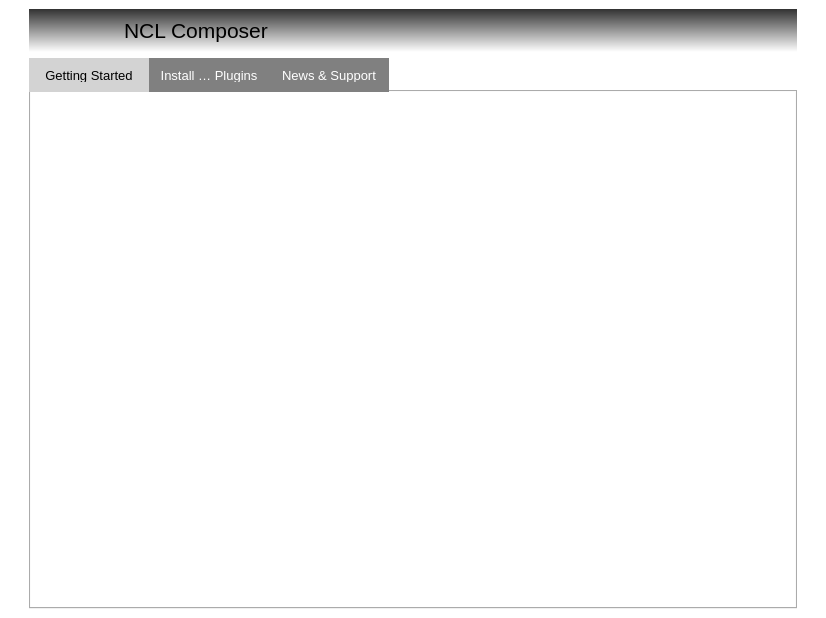
Above: composer-gui/ui/WelcomeWidget.ui from TeleMidia/nclcomposer before the change. Below: the same form after it.
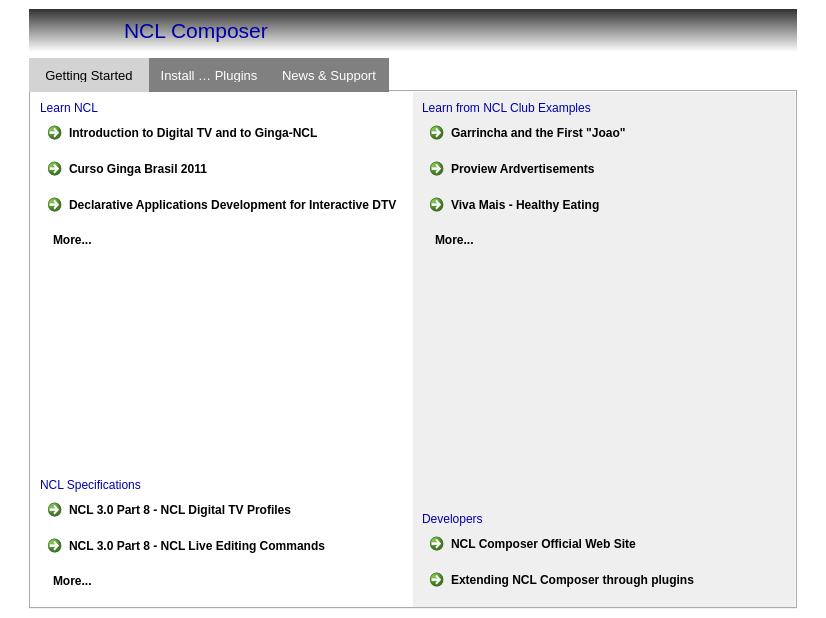
That is the form after the change. The open tabs and pages were chosen to show the change. Icons and pictures are not drawn.

Commit message:
[gui] maint: Fill Getting Started page from WelcomeWidget.
* include/WelcomeWidget.h: Likewise.
* src/WelcomeWidget.cpp: Likewise.
* ui/WelcomeWidget.ui: Likewise.
* Composer.pro: Remove unused file.
* images.qrc: Add NCL logo.
* images/ncl_logo.png: New file.

Diff of the .ui file:
```diff
--- a/composer-gui/ui/WelcomeWidget.ui
+++ b/composer-gui/ui/WelcomeWidget.ui
@@ -17,7 +17,11 @@
    <bool>false</bool>
   </property>
   <property name="styleSheet">
-   <string notr="true">#frame_3 {
+   <string notr="true">QLabel {
+	font: 12pt &quot;Arial&quot;;
+	color: rgb(0, 0, 171)
+}
+#frame_3 {
 	background-image: url(:/mainwindow/bg_gray);
     background-color:white;
     border: 0px;
@@ -46,15 +50,15 @@
 	background-color: white;
 }
 
-#tabWidgetPage1 {
+#pageGettingStarted {
 	background-color: white;
 }
 
-#tabWidgetPage2 {
+#pageInstallNewPlugins {
 	background-color: white;
 }
 
-#tabWidgetPage3 {
+#pageNewsAndSupport {
 	background-color: white;
 }
 
@@ -166,7 +170,7 @@
             <enum>QTabWidget::Rounded</enum>
            </property>
            <property name="currentIndex">
-            <number>1</number>
+            <number>0</number>
            </property>
            <property name="elideMode">
             <enum>Qt::ElideMiddle</enum>
@@ -180,78 +184,351 @@
            <property name="tabsClosable">
             <bool>false</bool>
            </property>
-           <widget class="QWidget" name="tabWidgetPage1">
+           <widget class="QWidget" name="pageGettingStarted">
             <attribute name="title">
              <string>Getting Started</string>
             </attribute>
-           </widget>
-           <widget class="QWidget" name="tabWidgetPage2">
-            <attribute name="title">
-             <string>Install New Plugins</string>
-            </attribute>
-           </widget>
-           <widget class="QWidget" name="tabWidgetPage3">
-            <attribute name="title">
-             <string>News &amp;&amp; Support</string>
-            </attribute>
-            <layout class="QGridLayout" name="gridLayout_2">
-             <item row="0" column="0">
-              <widget class="QCommandLinkButton" name="commandLinkButton_2">
-               <property name="text">
-                <string>CommandLinkButton</string>
+            <layout class="QHBoxLayout" name="horizontalLayout_3">
+             <property name="spacing">
+              <number>0</number>
+             </property>
+             <property name="margin">
+              <number>0</number>
+             </property>
+             <item>
+              <widget class="QFrame" name="frame_5">
+               <property name="sizePolicy">
+                <sizepolicy hsizetype="Preferred" vsizetype="Preferred">
+                 <horstretch>0</horstretch>
+                 <verstretch>0</verstretch>
+                </sizepolicy>
                </property>
+               <property name="autoFillBackground">
+                <bool>false</bool>
+               </property>
+               <property name="frameShape">
+                <enum>QFrame::NoFrame</enum>
+               </property>
+               <property name="frameShadow">
+                <enum>QFrame::Raised</enum>
+               </property>
+               <layout class="QFormLayout" name="formLayout_2">
+                <property name="fieldGrowthPolicy">
+                 <enum>QFormLayout::AllNonFixedFieldsGrow</enum>
+                </property>
+                <property name="verticalSpacing">
+                 <number>0</number>
+                </property>
+                <item row="1" column="0">
+                 <widget class="QLabel" name="label_4">
+                  <property name="text">
+                   <string>Learn NCL</string>
+                  </property>
+                  <property name="alignment">
+                   <set>Qt::AlignBottom|Qt::AlignLeading|Qt::AlignLeft</set>
+                  </property>
+                  <property name="wordWrap">
+                   <bool>false</bool>
+                  </property>
+                 </widget>
+                </item>
+                <item row="1" column="1">
+                 <widget class="QLabel" name="label_8">
+                  <property name="maximumSize">
+                   <size>
+                    <width>100</width>
+                    <height>50</height>
+                   </size>
+                  </property>
+                  <property name="text">
+                   <string/>
+                  </property>
+                  <property name="pixmap">
+                   <pixmap resource="../images.qrc">:/mainwindow/ncllogo</pixmap>
+                  </property>
+                  <property name="scaledContents">
+                   <bool>true</bool>
+                  </property>
+                 </widget>
+                </item>
+                <item row="2" column="0" colspan="2">
+                 <widget class="QCommandLinkButton" name="commandLinkButton_29">
+                  <property name="text">
+                   <string>Introduction to Digital TV and to Ginga-NCL</string>
+                  </property>
+                 </widget>
+                </item>
+                <item row="4" column="0" colspan="2">
+                 <widget class="QCommandLinkButton" name="commandLinkButton_6">
+                  <property name="sizePolicy">
+                   <sizepolicy hsizetype="Preferred" vsizetype="Maximum">
+                    <horstretch>0</horstretch>
+                    <verstretch>0</verstretch>
+                   </sizepolicy>
+                  </property>
+                  <property name="text">
+                   <string>Curso Ginga Brasil 2011</string>
+                  </property>
+                 </widget>
+                </item>
+                <item row="6" column="0" colspan="2">
+                 <widget class="QCommandLinkButton" name="commandLinkButton_9">
+                  <property name="text">
+                   <string>Declarative Applications Development for Interactive DTV</string>
+                  </property>
+                 </widget>
+                </item>
+                <item row="7" column="0">
+                 <widget class="QCommandLinkButton" name="commandLinkButton_30">
+                  <property name="sizePolicy">
+                   <sizepolicy hsizetype="Maximum" vsizetype="Preferred">
+                    <horstretch>0</horstretch>
+                    <verstretch>0</verstretch>
+                   </sizepolicy>
+                  </property>
+                  <property name="text">
+                   <string>More...</string>
+                  </property>
+                  <property name="iconSize">
+                   <size>
+                    <width>0</width>
+                    <height>0</height>
+                   </size>
+                  </property>
+                 </widget>
+                </item>
+                <item row="9" column="0">
+                 <spacer name="verticalSpacer">
+                  <property name="orientation">
+                   <enum>Qt::Vertical</enum>
+                  </property>
+                  <property name="sizeHint" stdset="0">
+                   <size>
+                    <width>20</width>
+                    <height>40</height>
+                   </size>
+                  </property>
+                 </spacer>
+                </item>
+                <item row="10" column="0" colspan="2">
+                 <widget class="QLabel" name="label_6">
+                  <property name="text">
+                   <string>NCL Specifications</string>
+                  </property>
+                 </widget>
+                </item>
+                <item row="11" column="0" colspan="2">
+                 <widget class="QCommandLinkButton" name="commandLinkButton_10">
+                  <property name="text">
+                   <string>NCL 3.0 Part 8 - NCL Digital TV Profiles</string>
+                  </property>
+                 </widget>
+                </item>
+                <item row="13" column="0" colspan="2">
+                 <widget class="QCommandLinkButton" name="commandLinkButton_11">
+                  <property name="text">
+                   <string>NCL 3.0 Part 8 - NCL Live Editing Commands</string>
+                  </property>
+                 </widget>
+                </item>
+                <item row="14" column="0">
+                 <widget class="QCommandLinkButton" name="commandLinkButton_31">
+                  <property name="sizePolicy">
+                   <sizepolicy hsizetype="Maximum" vsizetype="Maximum">
+                    <horstretch>0</horstretch>
+                    <verstretch>0</verstretch>
+                   </sizepolicy>
+                  </property>
+                  <property name="text">
+                   <string>More...</string>
+                  </property>
+                  <property name="iconSize">
+                   <size>
+                    <width>0</width>
+                    <height>0</height>
+                   </size>
+                  </property>
+                 </widget>
+                </item>
+               </layout>
               </widget>
              </item>
-             <item row="0" column="2" rowspan="2">
-              <widget class="QFrame" name="frame">
+             <item>
+              <widget class="QFrame" name="frame_6">
+               <property name="sizePolicy">
+                <sizepolicy hsizetype="Preferred" vsizetype="Preferred">
+                 <horstretch>0</horstretch>
+                 <verstretch>0</verstretch>
+                </sizepolicy>
+               </property>
+               <property name="autoFillBackground">
+                <bool>true</bool>
+               </property>
                <property name="frameShape">
                 <enum>QFrame::NoFrame</enum>
                </property>
                <property name="frameShadow">
-                <enum>QFrame::Sunken</enum>
+                <enum>QFrame::Raised</enum>
                </property>
-               <layout class="QFormLayout" name="formLayout">
+               <layout class="QFormLayout" name="formLayout_3">
                 <property name="fieldGrowthPolicy">
                  <enum>QFormLayout::AllNonFixedFieldsGrow</enum>
                 </property>
-                <item row="0" column="0">
+                <property name="verticalSpacing">
+                 <number>0</number>
+                </property>
+                <item row="12" column="0">
+                 <widget class="QLabel" name="label_7">
+                  <property name="text">
+                   <string>Learn from NCL Club Examples</string>
+                  </property>
+                  <property name="alignment">
+                   <set>Qt::AlignBottom|Qt::AlignLeading|Qt::AlignLeft</set>
+                  </property>
+                 </widget>
+                </item>
+                <item row="12" column="1">
                  <widget class="QLabel" name="label">
+                  <property name="maximumSize">
+                   <size>
+                    <width>100</width>
+                    <height>50</height>
+                   </size>
+                  </property>
+                  <property name="autoFillBackground">
+                   <bool>false</bool>
+                  </property>
                   <property name="text">
                    <string/>
                   </property>
                   <property name="pixmap">
                    <pixmap resource="../images.qrc">:/mainwindow/images/ad_novus-fluid_logo.png</pixmap>
                   </property>
+                  <property name="scaledContents">
+                   <bool>true</bool>
+                  </property>
+                  <property name="openExternalLinks">
+                   <bool>false</bool>
+                  </property>
                  </widget>
                 </item>
-                <item row="1" column="0">
-                 <widget class="QCommandLinkButton" name="commandLinkButton_3">
+                <item row="13" column="0">
+                 <widget class="QCommandLinkButton" name="commandLinkButton_27">
                   <property name="text">
                    <string>Garrincha and the First &quot;Joao&quot;</string>
                   </property>
                  </widget>
                 </item>
-                <item row="2" column="0">
-                 <widget class="QCommandLinkButton" name="commandLinkButton_4">
-                  <property name="text">
-                   <string>Viva Mais - Ideal Weight </string>
-                  </property>
-                 </widget>
-                </item>
-                <item row="3" column="0">
-                 <widget class="QCommandLinkButton" name="commandLinkButton_5">
+                <item row="14" column="0">
+                 <widget class="QCommandLinkButton" name="commandLinkButton_25">
                   <property name="text">
                    <string>Proview Ardvertisements</string>
                   </property>
                  </widget>
                 </item>
+                <item row="15" column="0">
+                 <widget class="QCommandLinkButton" name="commandLinkButton_26">
+                  <property name="text">
+                   <string>Viva Mais - Healthy Eating</string>
+                  </property>
+                 </widget>
+                </item>
+                <item row="16" column="0">
+                 <widget class="QCommandLinkButton" name="commandLinkButton_28">
+                  <property name="text">
+                   <string>More...</string>
+                  </property>
+                  <property name="iconSize">
+                   <size>
+                    <width>0</width>
+                    <height>0</height>
+                   </size>
+                  </property>
+                 </widget>
+                </item>
+                <item row="21" column="0">
+                 <widget class="QCommandLinkButton" name="commandLinkButton_8">
+                  <property name="sizePolicy">
+                   <sizepolicy hsizetype="Preferred" vsizetype="Maximum">
+                    <horstretch>0</horstretch>
+                    <verstretch>0</verstretch>
+                   </sizepolicy>
+                  </property>
+                  <property name="text">
+                   <string>Extending NCL Composer through plugins</string>
+                  </property>
+                 </widget>
+                </item>
+                <item row="19" column="0">
+                 <widget class="QLabel" name="label_5">
+                  <property name="sizePolicy">
+                   <sizepolicy hsizetype="Preferred" vsizetype="Maximum">
+                    <horstretch>0</horstretch>
+                    <verstretch>0</verstretch>
+                   </sizepolicy>
+                  </property>
+                  <property name="text">
+                   <string>Developers</string>
+                  </property>
+                 </widget>
+                </item>
+                <item row="17" column="0">
+                 <spacer name="verticalSpacer_2">
+                  <property name="orientation">
+                   <enum>Qt::Vertical</enum>
+                  </property>
+                  <property name="sizeHint" stdset="0">
+                   <size>
+                    <width>20</width>
+                    <height>40</height>
+                   </size>
+                  </property>
+                 </spacer>
+                </item>
+                <item row="20" column="0">
+                 <widget class="QCommandLinkButton" name="commandLinkButton_7">
+                  <property name="sizePolicy">
+                   <sizepolicy hsizetype="Preferred" vsizetype="Maximum">
+                    <horstretch>0</horstretch>
+                    <verstretch>0</verstretch>
+                   </sizepolicy>
+                  </property>
+                  <property name="layoutDirection">
+                   <enum>Qt::LeftToRight</enum>
+                  </property>
+                  <property name="text">
+                   <string>NCL Composer Official Web Site</string>
+                  </property>
+                 </widget>
+                </item>
                </layout>
               </widget>
              </item>
-             <item row="1" column="0">
-              <widget class="QCommandLinkButton" name="commandLinkButton">
+            </layout>
+           </widget>
+           <widget class="QWidget" name="pageInstallNewPlugins">
+            <attribute name="title">
+             <string>Install New Plugins</string>
+            </attribute>
+            <layout class="QFormLayout" name="formLayout_4">
+             <item row="0" column="0">
+              <widget class="QLabel" name="label_9">
                <property name="text">
-                <string>CommandLinkButton</string>
+                <string>Soon...</string>
+               </property>
+              </widget>
+             </item>
+            </layout>
+           </widget>
+           <widget class="QWidget" name="pageNewsAndSupport">
+            <attribute name="title">
+             <string>News &amp;&amp; Support</string>
+            </attribute>
+            <layout class="QFormLayout" name="formLayout">
+             <item row="0" column="0">
+              <widget class="QLabel" name="label_10">
+               <property name="text">
+                <string>Soon...</string>
                </property>
               </widget>
              </item>
```
The commit also changes 5 other files.
